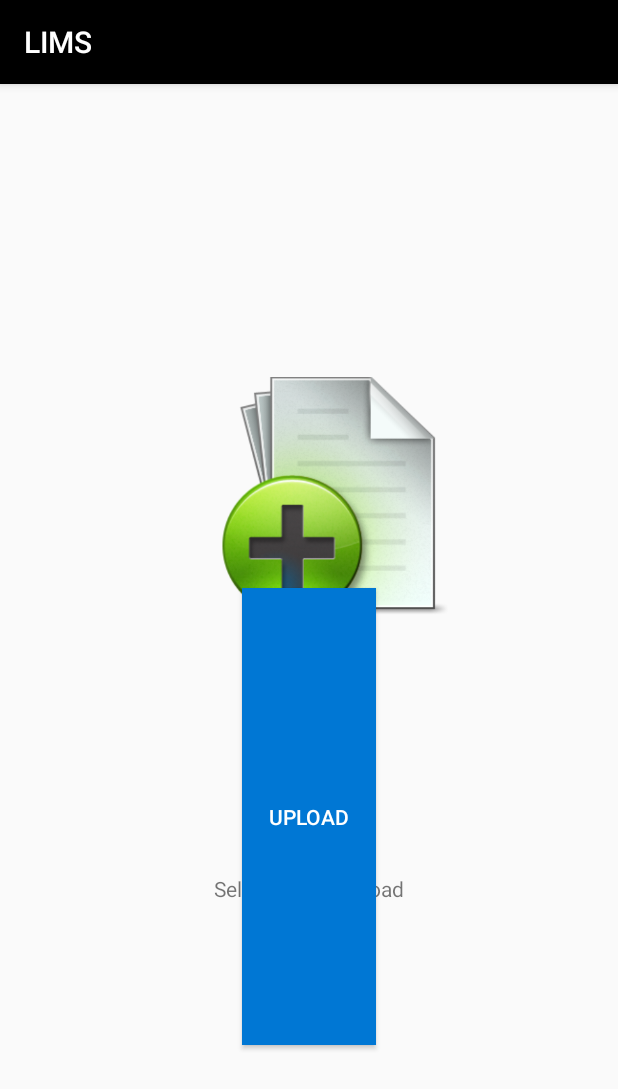
After one commit to AnandPatelGit/COMP313_002_Team05_LIMS_Project, an Android app: the UploadFile screen opened directly, with no data from a screen before it, on a phone screen of 412 x 824 dp. The commit adds this screen. Shown: the top 1089 px of the screen. Run offline under Robolectric (Android 15) with nearby library versions, the phone set to English and light mode, and no system bars; our stand-ins replace Firebase (no records; nobody signed in at launch, a user with empty details on screens opened directly); Roboto replaces fonts that are not available here.

Commit message:
File Upload for Students
Students can upload file after seleting the folder. To check result got to frebase console

```diff
--- a/app/src/main/AndroidManifest.xml
+++ b/app/src/main/AndroidManifest.xml
@@ -30,7 +30,8 @@
             android:name="preloaded_fonts"
             android:resource="@array/preloaded_fonts" />
 
-        <activity android:name=".CreateFolder"></activity>
+        <activity android:name=".CreateFolder" />
+        <activity android:name=".UploadFile"></activity>
     </application>
 
 </manifest>
--- /dev/null
+++ b/app/src/main/java/com/example/anandpatelak/lims_project/UploadFile.java
@@ -0,0 +1,108 @@
+package com.example.anandpatelak.lims_project;
+
+import android.content.Context;
+import android.content.Intent;
+import android.database.Cursor;
+import android.graphics.Bitmap;
+import android.net.Uri;
+import android.provider.MediaStore;
+import android.provider.OpenableColumns;
+import android.support.annotation.NonNull;
+import android.support.v7.app.AppCompatActivity;
+import android.os.Bundle;
+import android.view.View;
+import android.widget.Button;
+import android.widget.ImageView;
+import android.widget.TextView;
+import android.widget.Toast;
+
+import com.google.android.gms.tasks.OnFailureListener;
+import com.google.android.gms.tasks.OnSuccessListener;
+import com.google.firebase.storage.FirebaseStorage;
+import com.google.firebase.storage.StorageReference;
+import com.google.firebase.storage.UploadTask;
+
+import java.io.File;
+import java.io.IOException;
+
+public class UploadFile extends AppCompatActivity {
+    private static final int CHOOSE_FILE = 102;
+    TextView tvFolderName,tvFileName;
+    ImageView imageView;
+    Button btnUpload;
+    private Context mContext;
+    private Uri filePath;
+    @Override
+    protected void onCreate(Bundle savedInstanceState) {
+        super.onCreate(savedInstanceState);
+        setContentView(R.layout.activity_upload_file);
+
+        mContext = this;
+        tvFolderName =(TextView) findViewById(R.id.fileUploadName);
+        tvFileName = (TextView) findViewById(R.id.userFileName);
+        Intent iin= getIntent();
+        Bundle b = iin.getExtras();
+
+        if(b!=null)
+        {
+            String j =(String) b.get("selected-item");
+            tvFolderName.setText(j);
+        }
+
+        imageView =(ImageView) findViewById(R.id.imageView1);
+        imageView.setOnClickListener(new View.OnClickListener() {
+            @Override
+            public void onClick(View v) {
+                selectFileToUpload();
+            }
+        });
+        btnUpload = (Button) findViewById(R.id.buttonUpload);
+        btnUpload.setOnClickListener(new View.OnClickListener() {
+            @Override
+            public void onClick(View v) {
+                uploadFile();
+            }
+        });
+    }
+
+    private void uploadFile() {
+        FirebaseStorage storage = FirebaseStorage.getInstance();
+        StorageReference storageRef = storage.getReference("Folders/"+tvFolderName.getText().toString().trim()+"/"+System.currentTimeMillis());
+        if (filePath != null) {
+            //progressBar.setVisibility(View.VISIBLE);
+            storageRef.putFile(filePath).addOnSuccessListener(new OnSuccessListener<UploadTask.TaskSnapshot>() {
+                @Override
+                public void onSuccess(UploadTask.TaskSnapshot taskSnapshot) {
+                    //progressBar.setVisibility(View.GONE);
+                    //profileImageUrl = taskSnapshot.getDownloadUrl().toString();
+                    Toast.makeText(UploadFile.this, "File Uploaded", Toast.LENGTH_SHORT).show();
+
+                }
+            }).addOnFailureListener(new OnFailureListener() {
+                @Override
+                public void onFailure(@NonNull Exception e) {
+                   // progressBar.setVisibility(View.GONE);
+                    Toast.makeText(UploadFile.this, e.getMessage(), Toast.LENGTH_SHORT).show();
+                }
+            });
+        }
+    }
+
+    private void selectFileToUpload() {
+        Intent intent = new Intent();
+        intent.setType("*/*");
+        intent.setAction(Intent.ACTION_GET_CONTENT);
+        startActivityForResult(Intent.createChooser(intent, "Select file"), CHOOSE_FILE);
+    }
+    @Override
+    protected void onActivityResult(int requestCode, int resultCode, Intent data) {
+        super.onActivityResult(requestCode, resultCode, data);
+
+        if(requestCode == CHOOSE_FILE && resultCode == RESULT_OK && data != null && data.getData() != null){
+
+            filePath = data.getData();
+            tvFileName.setText("File Selected");
+
+        }
+    }
+}
--- a/app/src/main/res/layout/activity_profile.xml
+++ b/app/src/main/res/layout/activity_profile.xml
@@ -16,7 +16,7 @@
         app:layout_constraintLeft_toLeftOf="parent"
         app:layout_constraintRight_toRightOf="parent"
         app:layout_constraintStart_toStartOf="parent"
-        tools:layout_editor_absoluteY="0dp">
+        app:layout_constraintTop_toTopOf="parent">
 
         <LinearLayout
             android:id="@+id/linearLayout2"
@@ -38,6 +38,7 @@
                 android:textSize="24sp"
                 android:textStyle="bold" />
         </LinearLayout>
+
         <ImageView
             android:id="@+id/imageView1"
             android:layout_width="163dp"
--- /dev/null
+++ b/app/src/main/res/layout/activity_upload_file.xml
@@ -0,0 +1,56 @@
+<?xml version="1.0" encoding="utf-8"?>
+<android.support.constraint.ConstraintLayout xmlns:android="http://schemas.android.com/apk/res/android"
+    xmlns:app="http://schemas.android.com/apk/res-auto"
+    xmlns:tools="http://schemas.android.com/tools"
+    android:layout_width="match_parent"
+    android:layout_height="match_parent"
+    tools:context="com.example.anandpatelak.lims_project.UploadFile">
+
+    <TextView
+        android:id="@+id/fileUploadName"
+        android:layout_width="wrap_content"
+        android:layout_height="wrap_content"
+        android:layout_marginBottom="285dp"
+        android:layout_marginTop="31dp"
+        app:layout_constraintBottom_toTopOf="@+id/buttonUpload"
+        app:layout_constraintEnd_toEndOf="parent"
+        app:layout_constraintStart_toStartOf="parent"
+        app:layout_constraintTop_toTopOf="parent" />
+
+    <ImageView
+        android:id="@+id/imageView1"
+        android:layout_width="163dp"
+        android:layout_height="0dp"
+        android:layout_below="@+id/imgTxtView"
+        android:layout_centerHorizontal="true"
+        android:layout_marginBottom="265dp"
+        android:layout_marginEnd="108dp"
+        app:layout_constraintBottom_toBottomOf="parent"
+        app:layout_constraintEnd_toEndOf="parent"
+        app:layout_constraintTop_toBottomOf="@+id/fileUploadName"
+        app:srcCompat="@drawable/addfile" />
+
+    <TextView
+        android:id="@+id/userFileName"
+        android:layout_width="wrap_content"
+        android:layout_height="wrap_content"
+        android:layout_marginTop="24dp"
+        android:text="Select File to Upload"
+        app:layout_constraintEnd_toEndOf="parent"
+        app:layout_constraintHorizontal_bias="0.501"
+        app:layout_constraintStart_toStartOf="parent"
+        app:layout_constraintTop_toBottomOf="@+id/imageView1" />
+
+    <Button
+        android:id="@+id/buttonUpload"
+        style="@style/Widget.AppCompat.Button.Colored"
+        android:layout_width="89dp"
+        android:layout_height="0dp"
+        android:layout_marginBottom="127dp"
+        android:background="@color/blue"
+        android:text="Upload"
+        app:layout_constraintBottom_toBottomOf="parent"
+        app:layout_constraintEnd_toEndOf="parent"
+        app:layout_constraintStart_toStartOf="parent"
+        app:layout_constraintTop_toBottomOf="@+id/fileUploadName" />
+</android.support.constraint.ConstraintLayout>
```
Also changed, not shown: app/src/main/java/com/example/anandpatelak/lims_project/StudentActivity.java (+23 -0 lines), app/src/main/res/drawable/addfile.png (added).
